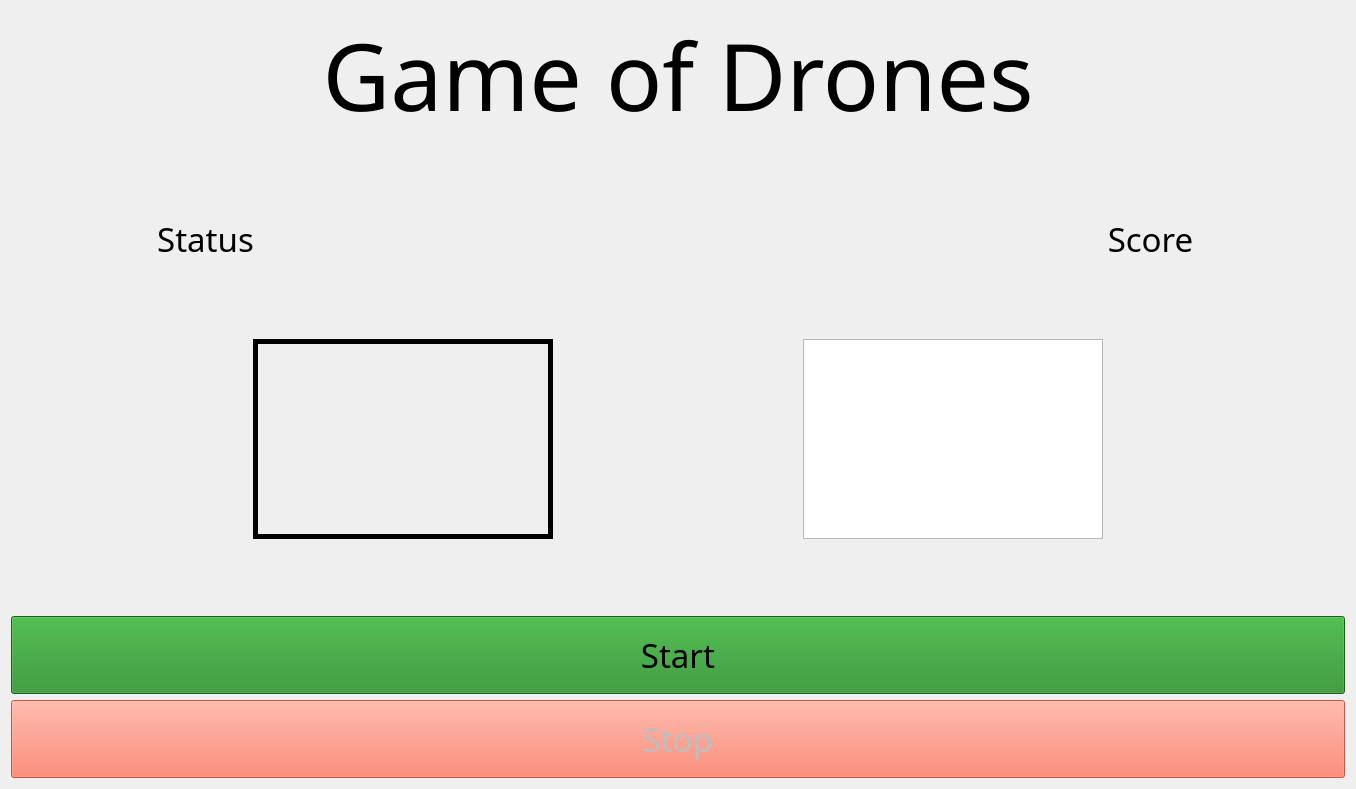
First picture: the form in host/simon_gui/gameview.ui, repository Rajesh-Sec-Project/simon, before the edit.
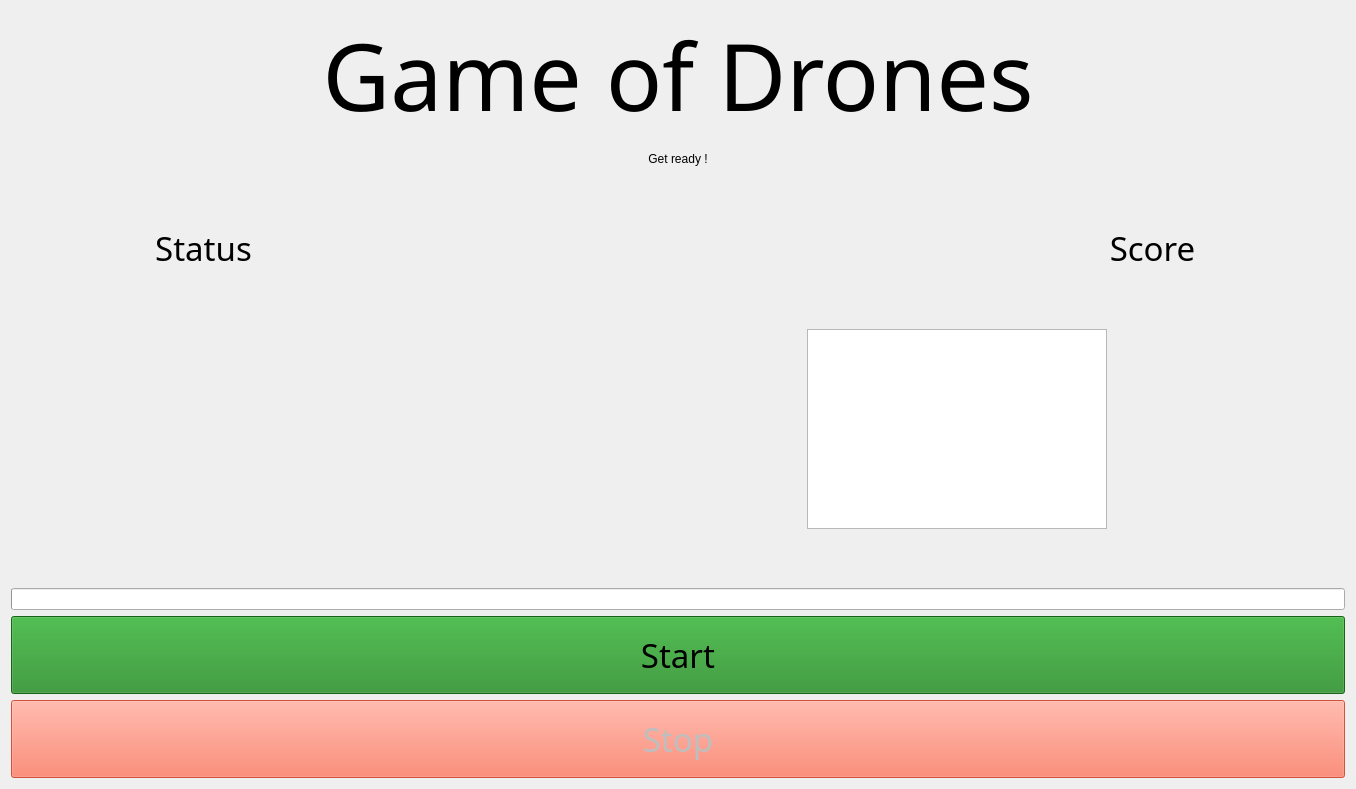
Second picture: the form after the edit. Custom widgets are drawn as their Qt base class.

What changed in the file:
```diff
--- a/host/simon_gui/gameview.ui
+++ b/host/simon_gui/gameview.ui
@@ -14,90 +14,20 @@
    <string>Form</string>
   </property>
   <layout class="QGridLayout" name="gridLayout">
-   <item row="5" column="0" colspan="7">
-    <spacer name="verticalSpacer">
-     <property name="orientation">
-      <enum>Qt::Vertical</enum>
-     </property>
-     <property name="sizeHint" stdset="0">
-      <size>
-       <width>738</width>
-       <height>85</height>
-      </size>
-     </property>
-    </spacer>
-   </item>
-   <item row="4" column="0">
-    <spacer name="horizontalSpacer">
-     <property name="orientation">
-      <enum>Qt::Horizontal</enum>
-     </property>
-     <property name="sizeHint" stdset="0">
-      <size>
-       <width>236</width>
-       <height>20</height>
-      </size>
-     </property>
-    </spacer>
-   </item>
-   <item row="2" column="2" colspan="3">
-    <spacer name="scoreSpacer">
-     <property name="orientation">
-      <enum>Qt::Horizontal</enum>
-     </property>
-     <property name="sizeHint" stdset="0">
-      <size>
-       <width>555</width>
-       <height>20</height>
-      </size>
-     </property>
-    </spacer>
-   </item>
-   <item row="0" column="0" colspan="7">
-    <widget class="QLabel" name="label">
-     <property name="font">
-      <font>
-       <family>ArcadeClassic</family>
-       <pointsize>70</pointsize>
-       <weight>50</weight>
-       <italic>false</italic>
-       <bold>false</bold>
-      </font>
-     </property>
+   <item row="2" column="0" colspan="7">
+    <widget class="QLabel" name="getReady">
      <property name="styleSheet">
-      <string notr="true">font: 70pt &quot;ArcadeClassic&quot;;</string>
+      <string notr="true">font: 50pt &quot;ArcadeClassic&quot;;</string>
      </property>
      <property name="text">
-      <string>Game of Drones</string>
+      <string>Get ready !</string>
      </property>
      <property name="alignment">
       <set>Qt::AlignCenter</set>
      </property>
     </widget>
    </item>
-   <item row="2" column="0" colspan="2">
-    <widget class="QLabel" name="status">
-     <property name="font">
-      <font>
-       <family>ArcadeClassic</family>
-       <pointsize>25</pointsize>
-       <weight>50</weight>
-       <italic>false</italic>
-       <bold>false</bold>
-      </font>
-     </property>
-     <property name="styleSheet">
-      <string notr="true">font: 25pt &quot;ArcadeClassic&quot;;</string>
-     </property>
-     <property name="text">
-      <string>Status</string>
-     </property>
-     <property name="alignment">
-      <set>Qt::AlignCenter</set>
-     </property>
-    </widget>
-   </item>
-   <item row="7" column="0" colspan="7">
+   <item row="10" column="0" colspan="7">
     <widget class="QPushButton" name="stopButton">
      <property name="enabled">
       <bool>false</bool>
@@ -121,7 +51,7 @@
      </property>
     </widget>
    </item>
-   <item row="4" column="1" colspan="2">
+   <item row="6" column="1" colspan="2">
     <widget class="GamePad" name="gamepad" native="true">
      <property name="minimumSize">
       <size>
@@ -135,12 +65,9 @@
        <height>200</height>
       </size>
      </property>
-     <property name="styleSheet">
-      <string notr="true">border: 5px solid black;</string>
-     </property>
     </widget>
    </item>
-   <item row="1" column="0" colspan="7">
+   <item row="3" column="0" colspan="7">
     <spacer name="verticalSpacer_2">
      <property name="orientation">
       <enum>Qt::Vertical</enum>
@@ -153,7 +80,7 @@
      </property>
     </spacer>
    </item>
-   <item row="4" column="6">
+   <item row="6" column="6">
     <spacer name="horizontalSpacer_2">
      <property name="orientation">
       <enum>Qt::Horizontal</enum>
@@ -166,7 +93,7 @@
      </property>
     </spacer>
    </item>
-   <item row="6" column="0" colspan="7">
+   <item row="9" column="0" colspan="7">
     <widget class="QPushButton" name="startPauseButton">
      <property name="font">
       <font>
@@ -187,7 +114,7 @@
      </property>
     </widget>
    </item>
-   <item row="2" column="5" colspan="2">
+   <item row="4" column="5" colspan="2">
     <widget class="QLabel" name="score">
      <property name="font">
       <font>
@@ -209,7 +136,7 @@
      </property>
     </widget>
    </item>
-   <item row="3" column="0" colspan="7">
+   <item row="5" column="0" colspan="7">
     <spacer name="verticalSpacer_4">
      <property name="orientation">
       <enum>Qt::Vertical</enum>
@@ -222,7 +149,7 @@
      </property>
     </spacer>
    </item>
-   <item row="4" column="4" colspan="2">
+   <item row="6" column="4" colspan="2">
     <widget class="QGraphicsView" name="tagDisplay">
      <property name="minimumSize">
       <size>
@@ -238,7 +165,7 @@
      </property>
     </widget>
    </item>
-   <item row="4" column="3">
+   <item row="6" column="3">
     <spacer name="horizontalSpacer_3">
      <property name="orientation">
       <enum>Qt::Horizontal</enum>
@@ -251,6 +178,112 @@
      </property>
     </spacer>
    </item>
+   <item row="7" column="0" colspan="7">
+    <spacer name="verticalSpacer">
+     <property name="orientation">
+      <enum>Qt::Vertical</enum>
+     </property>
+     <property name="sizeHint" stdset="0">
+      <size>
+       <width>738</width>
+       <height>85</height>
+      </size>
+     </property>
+    </spacer>
+   </item>
+   <item row="6" column="0">
+    <spacer name="horizontalSpacer">
+     <property name="orientation">
+      <enum>Qt::Horizontal</enum>
+     </property>
+     <property name="sizeHint" stdset="0">
+      <size>
+       <width>236</width>
+       <height>20</height>
+      </size>
+     </property>
+    </spacer>
+   </item>
+   <item row="4" column="2" colspan="3">
+    <spacer name="scoreSpacer">
+     <property name="orientation">
+      <enum>Qt::Horizontal</enum>
+     </property>
+     <property name="sizeHint" stdset="0">
+      <size>
+       <width>555</width>
+       <height>20</height>
+      </size>
+     </property>
+    </spacer>
+   </item>
+   <item row="4" column="0" colspan="2">
+    <widget class="QLabel" name="status">
+     <property name="font">
+      <font>
+       <family>ArcadeClassic</family>
+       <pointsize>25</pointsize>
+       <weight>50</weight>
+       <italic>false</italic>
+       <bold>false</bold>
+      </font>
+     </property>
+     <property name="styleSheet">
+      <string notr="true">font: 25pt &quot;ArcadeClassic&quot;;</string>
+     </property>
+     <property name="text">
+      <string>Status</string>
+     </property>
+     <property name="alignment">
+      <set>Qt::AlignCenter</set>
+     </property>
+    </widget>
+   </item>
+   <item row="0" column="0" colspan="7">
+    <widget class="QLabel" name="label">
+     <property name="font">
+      <font>
+       <family>ArcadeClassic</family>
+       <pointsize>70</pointsize>
+       <weight>50</weight>
+       <italic>false</italic>
+       <bold>false</bold>
+      </font>
+     </property>
+     <property name="styleSheet">
+      <string notr="true">font: 70pt &quot;ArcadeClassic&quot;;</string>
+     </property>
+     <property name="text">
+      <string>Game of Drones</string>
+     </property>
+     <property name="alignment">
+      <set>Qt::AlignCenter</set>
+     </property>
+    </widget>
+   </item>
+   <item row="8" column="0" colspan="7">
+    <widget class="QProgressBar" name="waitProgress">
+     <property name="value">
+      <number>0</number>
+     </property>
+     <property name="textVisible">
+      <bool>false</bool>
+     </property>
+    </widget>
+   </item>
+   <item row="1" column="0" colspan="7">
+    <spacer name="verticalSpacer_3">
+     <property name="orientation">
+      <enum>Qt::Vertical</enum>
+     </property>
+     <property name="sizeHint" stdset="0">
+      <size>
+       <width>20</width>
+       <height>40</height>
+      </size>
+     </property>
+    </spacer>
+   </item>
   </layout>
  </widget>
  <customwidgets>
```
